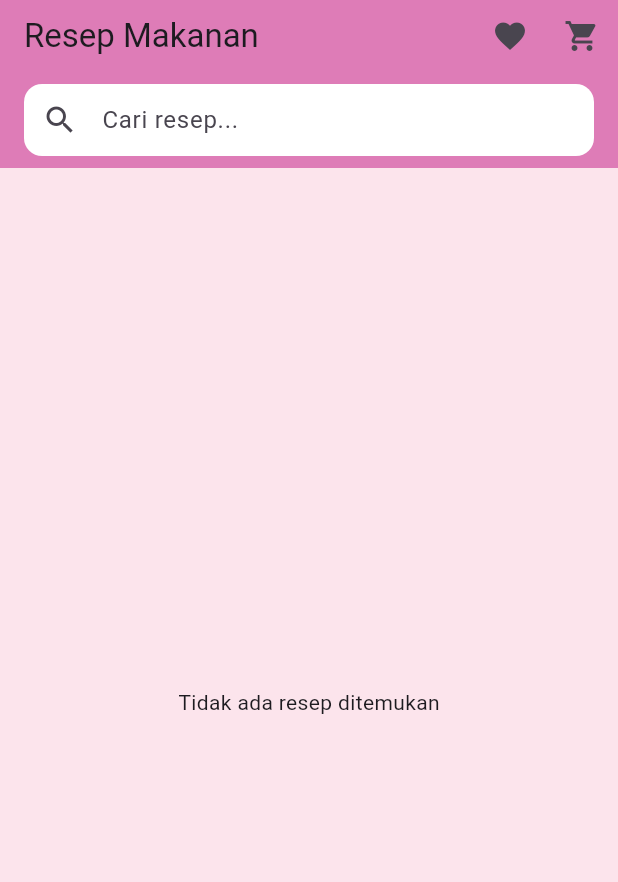
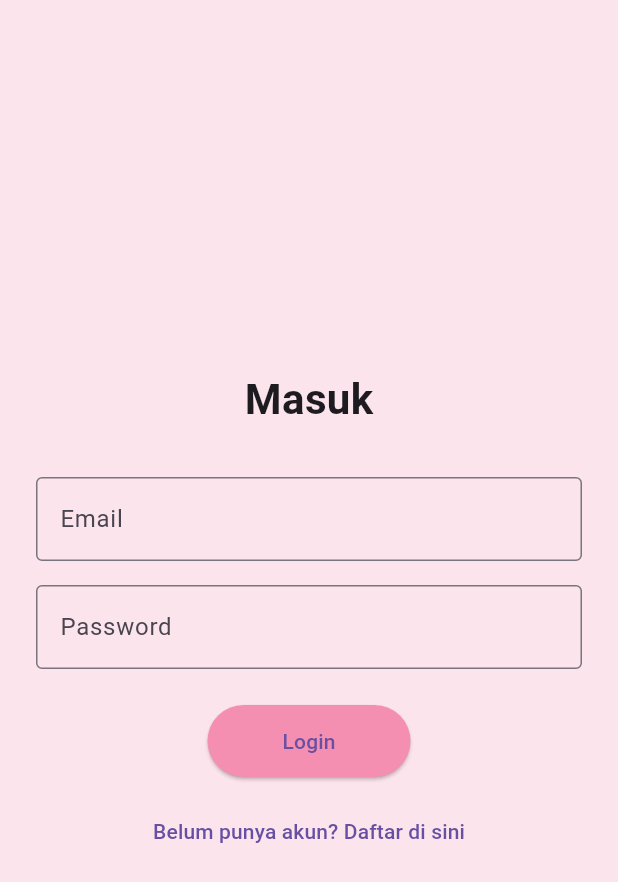
Before and after one commit to sitiafiza/resepmakanan, a Flutter app: the screen it shows after launch, on a phone screen of 412 x 824 dp. Shown: the top 882 px of the screen. Run offline on Flutter 3.47's test engine with Material 3 defaults, Android fonts, the phone set to English and light mode, and no system bars; our stand-ins replace firebase_auth, flutter_html, shared_preferences; missing offline and left inert: translator; accounts and stored records are empty.

Commit message:
menambahkan fitur login

```diff
--- a/lib/main.dart
+++ b/lib/main.dart
@@ -1,4 +1,6 @@
 import 'package:flutter/material.dart';
+import 'package:shared_preferences/shared_preferences.dart';
+import 'screens/login_screen.dart';
 import 'screens/home_screen.dart';
 
 void main() {
@@ -8,16 +10,36 @@ void main() {
 class MyApp extends StatelessWidget {
   const MyApp({super.key});
 
+  Future<bool> checkLoginStatus() async {
+    final prefs = await SharedPreferences.getInstance();
+    return prefs.getBool('isLoggedIn') ?? false;
+  }
+
   @override
   Widget build(BuildContext context) {
     return MaterialApp(
+      title: 'Resep Makanan',
+      theme: ThemeData(
+        primarySwatch: Colors.pink,
+        scaffoldBackgroundColor: const Color(0xFFFCE4EC),
+      ),
       debugShowCheckedModeBanner: false,
-      title: 'Aplikasi Resep',
-      theme: ThemeData(
-        primarySwatch: Colors.green,
-        useMaterial3: true,
+      home: FutureBuilder<bool>(
+        future: checkLoginStatus(),
+        builder: (context, snapshot) {
+          if (snapshot.connectionState == ConnectionState.waiting) {
+            return const Scaffold(
+              body: Center(child: CircularProgressIndicator()),
+            );
+          } else {
+            if (snapshot.data == true) {
+              return const HomeScreen();
+            } else {
+              return const LoginScreen();
+            }
+          }
+        },
       ),
-      home: const HomeScreen(),
     );
   }
 }
--- /dev/null
+++ b/lib/screens/login_screen.dart
@@ -0,0 +1,97 @@
+import 'package:flutter/material.dart';
+import 'package:firebase_auth/firebase_auth.dart';
+import 'register_screen.dart';
+import 'home_screen.dart';
+
+class LoginScreen extends StatefulWidget {
+  const LoginScreen({super.key});
+
+  @override
+  State<LoginScreen> createState() => _LoginScreenState();
+}
+
+class _LoginScreenState extends State<LoginScreen> {
+  final emailController = TextEditingController();
+  final passwordController = TextEditingController();
+  bool isLoading = false;
+
+  Future<void> login() async {
+    setState(() => isLoading = true);
+    try {
+      await FirebaseAuth.instance.signInWithEmailAndPassword(
+        email: emailController.text.trim(),
+        password: passwordController.text.trim(),
+      );
+      Navigator.pushReplacement(
+        context,
+        MaterialPageRoute(builder: (_) => const HomeScreen()),
+      );
+    } on FirebaseAuthException catch (e) {
+      ScaffoldMessenger.of(context).showSnackBar(
+        SnackBar(content: Text(e.message ?? 'Login gagal')),
+      );
+    } finally {
+      setState(() => isLoading = false);
+    }
+  }
+
+  @override
+  Widget build(BuildContext context) {
+    return Scaffold(
+      backgroundColor: const Color(0xFFFCE4EC),
+      body: Padding(
+        padding: const EdgeInsets.all(24.0),
+        child: Center(
+          child: SingleChildScrollView(
+            child: Column(
+              children: [
+                const Text(
+                  "Masuk",
+                  style: TextStyle(fontSize: 28, fontWeight: FontWeight.bold),
+                ),
+                const SizedBox(height: 32),
+                TextField(
+                  controller: emailController,
+                  decoration: const InputDecoration(
+                    labelText: 'Email',
+                    border: OutlineInputBorder(),
+                  ),
+                ),
+                const SizedBox(height: 16),
+                TextField(
+                  controller: passwordController,
+                  obscureText: true,
+                  decoration: const InputDecoration(
+                    labelText: 'Password',
+                    border: OutlineInputBorder(),
+                  ),
+                ),
+                const SizedBox(height: 24),
+                isLoading
+                    ? const CircularProgressIndicator()
+                    : ElevatedButton(
+                        onPressed: login,
+                        style: ElevatedButton.styleFrom(
+                          backgroundColor: Colors.pink[200],
+                          padding: const EdgeInsets.symmetric(horizontal: 50, vertical: 14),
+                        ),
+                        child: const Text("Login"),
+                      ),
+                const SizedBox(height: 12),
+                TextButton(
+                  onPressed: () {
+                    Navigator.push(
+                      context,
+                      MaterialPageRoute(builder: (_) => const RegisterScreen()),
+                    );
+                  },
+                  child: const Text("Belum punya akun? Daftar di sini"),
+                ),
+              ],
+            ),
+          ),
+        ),
+      ),
+    );
+  }
+}
--- a/pubspec.yaml
+++ b/pubspec.yaml
@@ -33,6 +33,9 @@ dependencies:
   shared_preferences: ^2.2.2
   flutter_html: ^3.0.0-beta.2
   translator: ^0.1.7
+  firebase_core: ^2.30.0
+  firebase_auth: ^4.17.3
+
 
   # The following adds the Cupertino Icons font to your application.
   # Use with the CupertinoIcons class for iOS style icons.
```
Also changed, not shown: lib/screens/register_screen.dart (added, +86 -0 lines), pubspec.lock, 3 other files.
